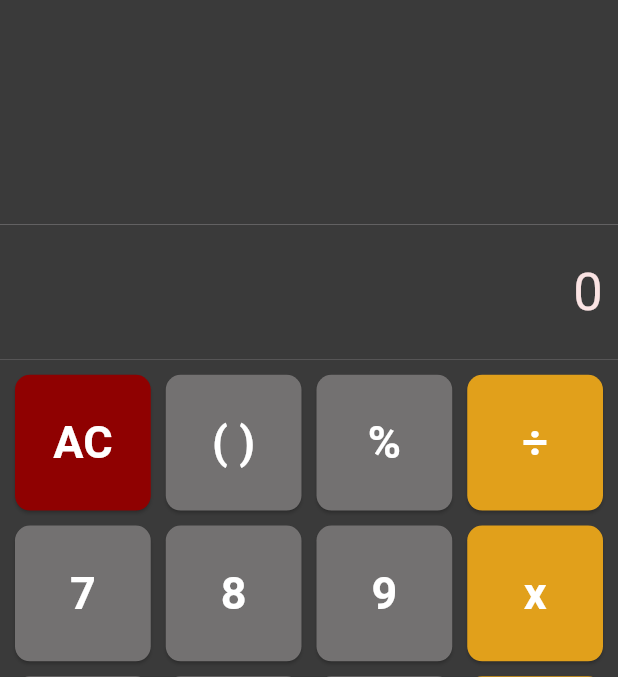
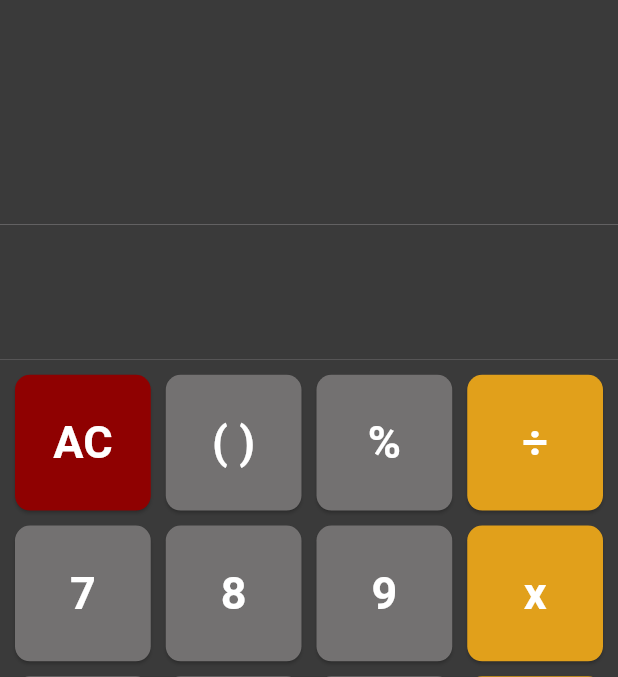
Before and after one commit to ali-arian-8/SmartCalc, a Flutter app: the screen it shows after launch, on a phone screen of 412 x 824 dp, the part 63-740 px from its top. Run offline on Flutter 3.47's test engine with Material 3 defaults, Android fonts, the phone set to English and light mode, and no system bars; our stand-ins replace math_expressions.

Commit message:
some functionalities added

```diff
--- a/lib/main.dart
+++ b/lib/main.dart
@@ -17,7 +17,8 @@ class MyApp extends StatelessWidget{
         title: Text('SmartCalc',style: TextStyle(color: Colors.white),),),
       body: SafeArea(
         child: SmartCalc(),)
-    ),);
+    ),
+    );
 
   }
 }
--- a/lib/screen/smart_calc_screen.dart
+++ b/lib/screen/smart_calc_screen.dart
@@ -12,7 +12,7 @@ class SmartCalc extends StatefulWidget{
 }
 class _SmartCalcState extends State<SmartCalc>{
   final TextEditingController controller = TextEditingController();
-  final ValueNotifier<String> result = ValueNotifier<String>('0'); // optional for result Widget.
+  final ValueNotifier<String> result = ValueNotifier<String>(''); // optional for result Widget.
 
   @override
   void dispose() {
--- a/lib/widgets/result_widget.dart
+++ b/lib/widgets/result_widget.dart
@@ -1,29 +1,31 @@
 import 'package:flutter/material.dart';
 
-class ResultWidget extends StatelessWidget{
+class ResultWidget extends StatelessWidget {
   final ValueNotifier<String> result;
   const ResultWidget({super.key, required this.result});
 
-
   @override
   Widget build(BuildContext context) {
-    return  Expanded(
+    return Expanded(
       flex: 2,
       child: Container(
-        padding: EdgeInsets.all(10),
-          color: Color.fromARGB(255, 58, 58, 58),
-          width: double.infinity,
-          child: Align(
-            alignment: Alignment.centerRight,
-            child: ValueListenableBuilder<String>( valueListenable: result,
-                builder: (_,value,__)=> Text(value,
-                  textAlign: TextAlign.right ,
-                  style:TextStyle(color: Color.fromARGB(255, 250, 227, 227),
-                fontSize: 35
-            ),)
-
+        padding: const EdgeInsets.all(10),
+        color: const Color.fromARGB(255, 58, 58, 58),
+        width: double.infinity,
+        child: Align(
+          alignment: Alignment.centerRight,
+          child: ValueListenableBuilder<String>(
+            valueListenable: result,
+            builder: (_, value, __) => Text(
+              value.isEmpty ? '' : value,
+              textAlign: TextAlign.right,
+              style: const TextStyle(
+                color: Color.fromARGB(255, 250, 227, 227),
+                fontSize: 45,
+              ),
             ),
-          )
+          ),
+        ),
       ),
     );
   }
--- a/lib/widgets/text_field_widget.dart
+++ b/lib/widgets/text_field_widget.dart
@@ -12,7 +12,7 @@ class TextFieldWidget extends StatelessWidget{
      child:TextField(
        controller: controller,
        textAlign: TextAlign.right,
-       style: TextStyle(color: Colors.white,fontSize: 35),
+       style: TextStyle(color: Colors.white,fontSize: 45,fontWeight: FontWeight.bold),
        readOnly: true,
        showCursor: true,
        cursorColor: Colors.white,
```
Also changed, not shown: lib/widgets/buttons_widget.dart (+39 -46 lines).
